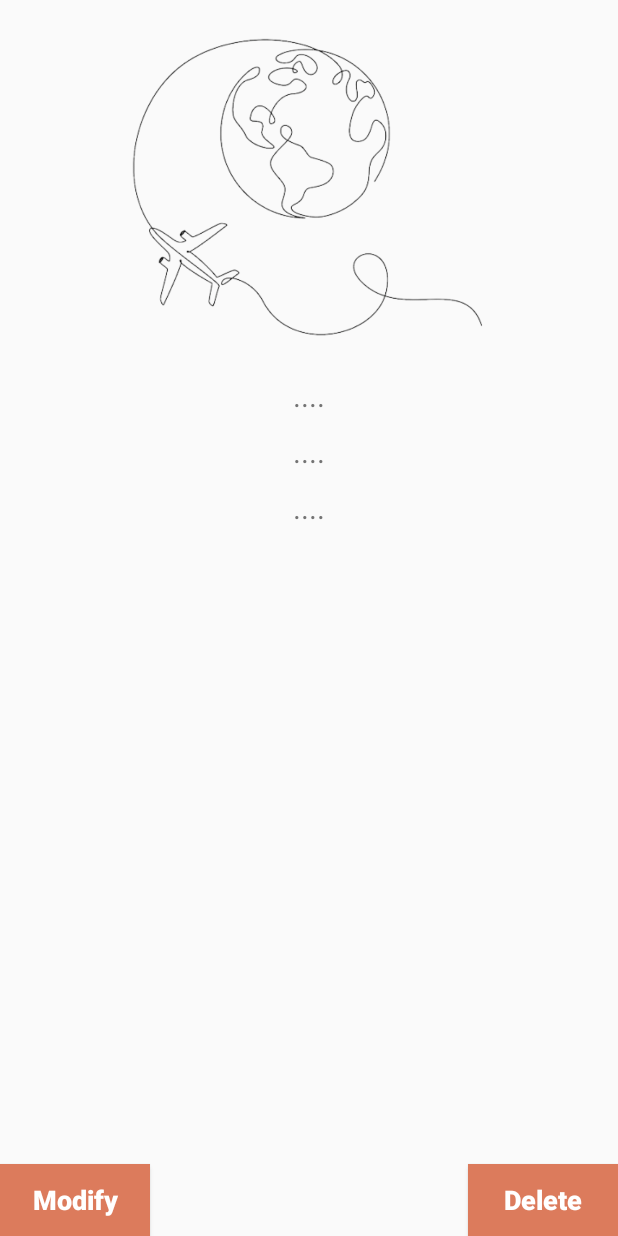
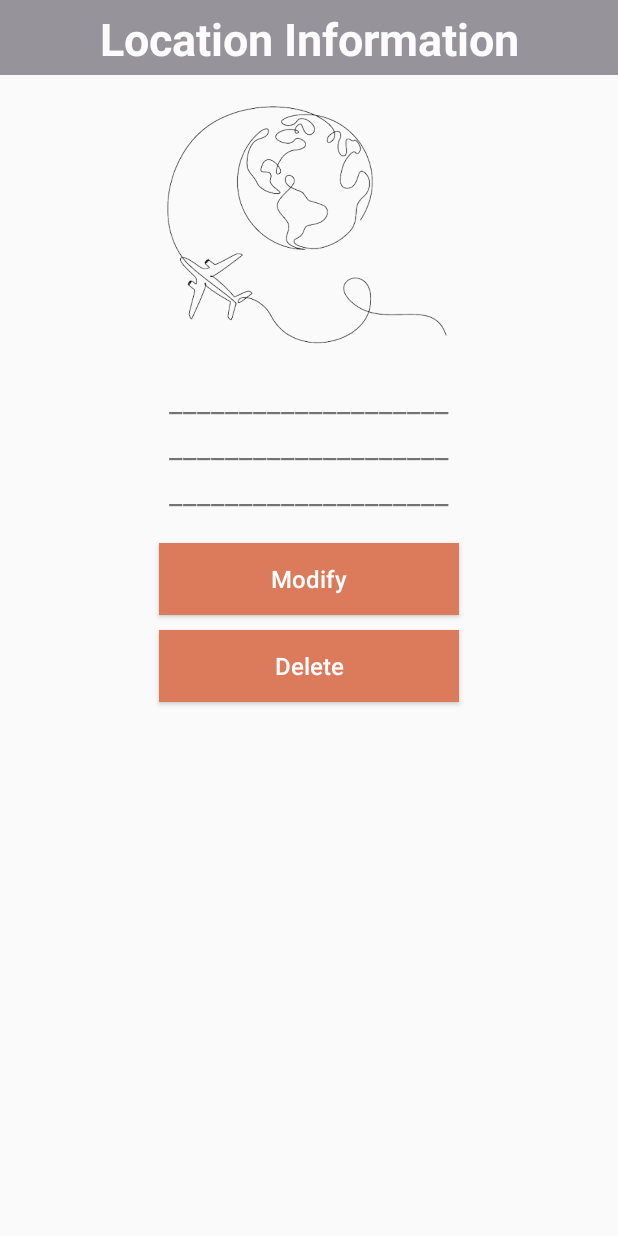
Before and after one commit to yulia-samoilovich/TourLingo, an Android app: the SelectedLocation screen opened directly, with no data from a screen before it, on a phone screen of 412 x 824 dp. Run offline under Robolectric (Android 15) with nearby library versions, the light colour scheme and no system bars.

Commit message:
Update activity_selected_location.xml

```diff
--- a/app/src/main/res/layout/activity_selected_location.xml
+++ b/app/src/main/res/layout/activity_selected_location.xml
@@ -6,70 +6,91 @@
     android:layout_height="match_parent"
     tools:context=".SelectedLocation">
 
+    <TextView
+        android:id="@+id/tvLocationInfoTitle"
+        android:layout_width="match_parent"
+        android:layout_height="50dp"
+        android:textAlignment="center"
+        android:text="Location Information"
+        app:layout_constraintTop_toTopOf="parent"
+        android:textSize="30sp"
+        style="@style/heading_style"/>
+
     <ImageView
         android:id="@+id/imWorld"
         android:layout_width="300dp"
-        android:layout_height="250dp"
+        android:layout_height="200dp"
+        app:layout_constraintHorizontal_bias="0.495"
+        app:layout_constraintTop_toBottomOf="@id/tvLocationInfoTitle"
+        app:layout_constraintLeft_toLeftOf="parent"
+        app:layout_constraintRight_toRightOf="parent"
         app:srcCompat="@drawable/world"
-        app:layout_constraintTop_toTopOf="parent"
-        app:layout_constraintLeft_toLeftOf="parent"
-        app:layout_constraintRight_toRightOf="parent"/>
+        />
 
     <TextView
         android:id="@+id/tvCountry"
         android:layout_width="wrap_content"
         android:layout_height="wrap_content"
-        android:text="...."
+        android:text="____________________"
         app:layout_constraintTop_toBottomOf="@id/imWorld"
         app:layout_constraintLeft_toLeftOf="parent"
         app:layout_constraintRight_toRightOf="parent"
-        android:textSize="20sp"/>
+        android:textSize="20sp"
+        android:layout_marginTop="3dp"
+        />
 
     <TextView
         android:id="@+id/tvComment"
         android:layout_width="wrap_content"
         android:layout_height="wrap_content"
-        android:text="...."
+        android:text="____________________"
         app:layout_constraintTop_toBottomOf="@id/tvCountry"
         app:layout_constraintLeft_toLeftOf="parent"
         app:layout_constraintRight_toRightOf="parent"
         android:textSize="20sp"
-        android:layout_marginTop="10dp"/>
+        android:layout_marginTop="3dp"/>
 
     <TextView
         android:id="@+id/tvDate"
         android:layout_width="wrap_content"
         android:layout_height="wrap_content"
-        android:text="...."
+        android:text="____________________"
         app:layout_constraintTop_toBottomOf="@id/tvComment"
         app:layout_constraintLeft_toLeftOf="parent"
         app:layout_constraintRight_toRightOf="parent"
         android:textSize="20sp"
-        android:layout_marginTop="10dp"/>
+        android:layout_marginTop="3dp"/>
 
     <Button
         android:id="@+id/btnModify"
-        android:layout_width="100dp"
+        android:layout_width="200dp"
         android:layout_height="wrap_content"
+        app:layout_constraintTop_toBottomOf="@id/tvDate"
+        app:layout_constraintLeft_toLeftOf="parent"
+        app:layout_constraintRight_toRightOf="parent"
+        android:layout_marginTop="20dp"
+        android:text="Modify"
+        android:textColor="@color/white"
+        android:textAllCaps="false"
+        android:textSize="16sp"
         android:background="@drawable/button_selector"
-        android:textAllCaps="false"
-        android:textColor="#FFFFFF"
-        android:textSize="18sp"
-        android:textStyle="bold"
-        android:text="Modify"
-        app:layout_constraintBottom_toBottomOf="parent"
-        app:layout_constraintLeft_toLeftOf="parent"/>
+        />
 
     <Button
         android:id="@+id/btnDelete"
-        android:layout_width="100dp"
+        android:layout_width="200dp"
         android:layout_height="wrap_content"
+        app:layout_constraintTop_toBottomOf="@id/btnModify"
+        app:layout_constraintLeft_toLeftOf="parent"
+        app:layout_constraintRight_toRightOf="parent"
+        android:layout_marginTop="10dp"
+        android:text="Delete"
+        android:textColor="@color/white"
+        android:textAllCaps="false"
+        android:textSize="16sp"
         android:background="@drawable/button_selector"
-        android:text="Delete"
-        android:textAllCaps="false"
-        android:textColor="#FFFFFF"
-        android:textSize="18sp"
-        android:textStyle="bold"
-        app:layout_constraintBottom_toBottomOf="parent"
-        app:layout_constraintRight_toRightOf="parent"/>
+
+        />
+
+
 </androidx.constraintlayout.widget.ConstraintLayout>
```
